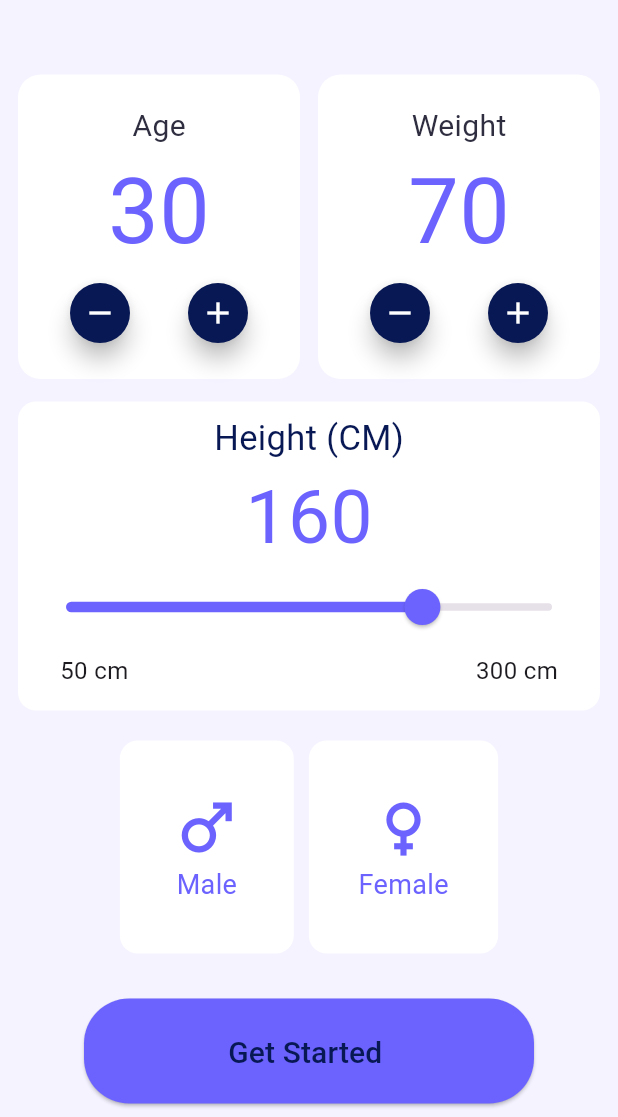
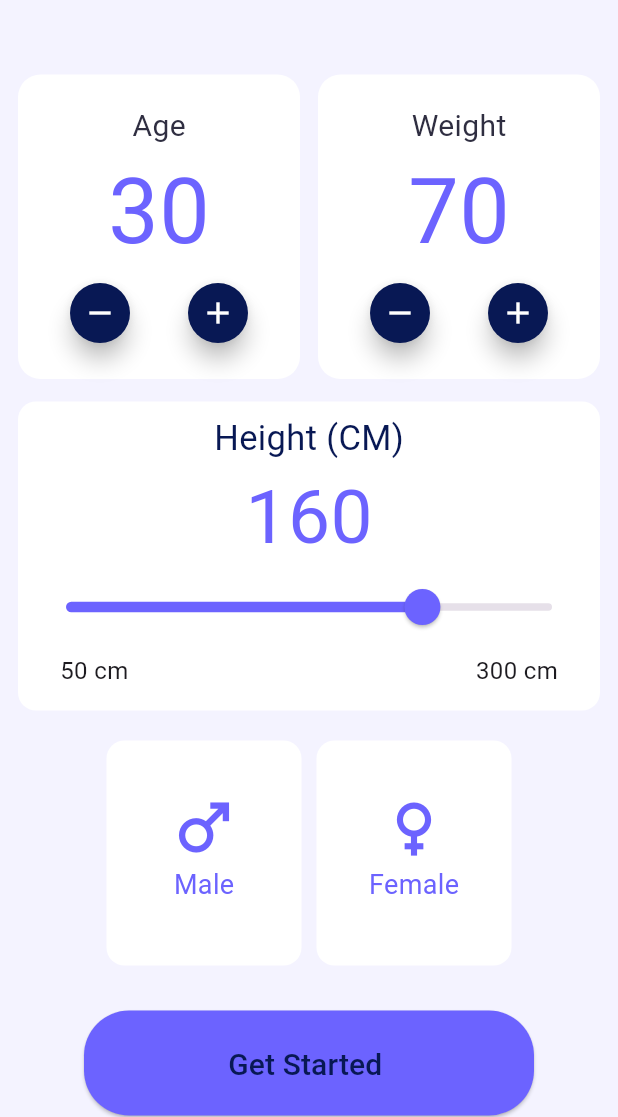
Before and after one commit to Rahmaeisa2/bmi, a Flutter app: the screen it shows after launch, after a tap on "Get Started", on a phone screen of 412 x 824 dp, the part 119-1236 px from its top. Run offline on Flutter 3.47's test engine with Material 3 defaults, Android fonts, the phone set to English and light mode, and no system bars; our stand-ins replace flutter_svg.

Commit message:
first commit

```diff
--- a/lib/calcutaling.dart
+++ b/lib/calcutaling.dart
@@ -1,7 +1,6 @@
 import 'dart:math';
 
 import 'package:bmi_calculator/age_container.dart';
-import 'package:bmi_calculator/genderContainer.dart';
 import 'package:bmi_calculator/result.dart';
 import 'package:bmi_calculator/weight_container.dart';
 import 'package:flutter/cupertino.dart';
@@ -135,11 +134,15 @@ class _CalculatingScreenState extends State<CalculatingScreen> {
             SizedBox(
               height: 20,
             ),
-            Row(
+            SizedBox
+              (
+              width: 270,
+              height: 150,
+              child: Row(
                 mainAxisAlignment: MainAxisAlignment.center,
                 children: [
-                // ♂️ زر اختيار الذكر
-                GestureDetector(
+                  Expanded(
+                    child: GestureDetector(
                       onTap: () {
                         setState(() {
                           isMale = true;
@@ -151,7 +154,7 @@ class _CalculatingScreenState extends State<CalculatingScreen> {
                           color: Colors.white,
                           borderRadius: BorderRadius.circular(12),
                           border: Border.all(
-                        color: (isMale == true) ? Colors.black: Colors.transparent, // ✅ تحديد لون الإطار
+                            color: (isMale == true) ? Colors.black: Colors.transparent,
                             width: 3,
                           ),
                         ),
@@ -163,11 +166,12 @@ class _CalculatingScreenState extends State<CalculatingScreen> {
                         ),
                       ),
                     ),
+                  ),
 
                   SizedBox(width: 10),
 
-                // ♀️ زر اختيار الأنثى
-                GestureDetector(
+                  Expanded(
+                    child: GestureDetector(
                       onTap: () {
                         setState(() {
                           isMale = false;
@@ -179,7 +183,7 @@ class _CalculatingScreenState extends State<CalculatingScreen> {
                           color: Colors.white,
                           borderRadius: BorderRadius.circular(12),
                           border: Border.all(
-                        color: (isMale == false) ? Colors.black : Colors.transparent, // ✅ تحديد لون الإطار
+                            color: (isMale == false) ? Colors.black : Colors.transparent,
                             width: 3,
                           ),
                         ),
@@ -191,7 +195,9 @@ class _CalculatingScreenState extends State<CalculatingScreen> {
                         ),
                       ),
                     ),
+                  ),
                 ],
+              ),
             ),
 
 
--- a/lib/home.dart
+++ b/lib/home.dart
@@ -69,7 +69,7 @@ class _homeScreenState extends State<homeScreen> {
                   },
                   child: Text("Get Started ",
               style: TextStyle(
-                  fontSize: 16,
+                  fontSize: 20,
               ),)),
             )
           ],
```
Lines whose indentation alone changed are shown as unchanged.
